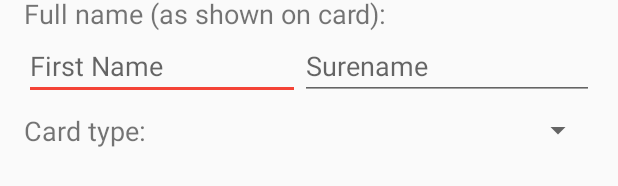
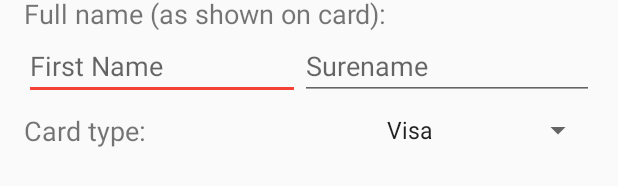
Before and after one commit to Tigh-Gherr/RoutePicker, an Android app: the layout fragment_payment.xml on its own in the app's theme, with its tools: preview values and no code run, on a phone screen of 412 x 824 dp. Shown: the part 176-362 px from the top of the screen. Run offline under Robolectric (Android 15) with nearby library versions, the light colour scheme and no system bars.

Commit message:
Minor development on Payment Screen

```diff
--- a/app/src/main/AndroidManifest.xml
+++ b/app/src/main/AndroidManifest.xml
@@ -37,7 +37,11 @@
             android:launchMode="singleTask"
             android:parentActivityName=".JourneyPlannerActivity">
         </activity>
-        <activity android:name=".PaymentActivity">
+        <activity
+            android:launchMode="singleTask"
+            android:label="@string/activity_title_confirm_and_pay"
+            android:name=".PaymentActivity"
+            android:parentActivityName=".JourneyDetailsActivity">
         </activity>
     </application>
 
--- a/app/src/main/java/uni/tighearnan/routepicker/JourneyPlannerFragment.java
+++ b/app/src/main/java/uni/tighearnan/routepicker/JourneyPlannerFragment.java
@@ -111,7 +111,7 @@ public class JourneyPlannerFragment extends Fragment {
     }
 
     private boolean isValid(AppCompatEditText editText) {
-        return editText.getText().toString().length() > 2;
+        return editText.getText().toString().length() > 3;
     }
 
 }
--- a/app/src/main/java/uni/tighearnan/routepicker/PaymentActivity.java
+++ b/app/src/main/java/uni/tighearnan/routepicker/PaymentActivity.java
@@ -14,6 +14,6 @@ public class PaymentActivity extends AppCompatActivity {
         Toolbar toolbar = (Toolbar) findViewById(R.id.toolbar);
         setSupportActionBar(toolbar);
         getSupportActionBar().setDisplayShowHomeEnabled(true);
-        getSupportActionBar().setDisplayShowHomeEnabled(true);
+        getSupportActionBar().setDisplayHomeAsUpEnabled(true);
     }
 }
--- a/app/src/main/res/layout/fragment_payment.xml
+++ b/app/src/main/res/layout/fragment_payment.xml
@@ -69,12 +69,19 @@
                 android:layout_width="wrap_content"
                 android:layout_height="wrap_content"
                 android:layout_weight="1"
+                android:maxLines="1"
+                android:singleLine="true"
+                android:imeOptions="actionNext"
                 android:hint="First Name" />
 
             <android.support.v7.widget.AppCompatEditText
                 android:id="@+id/edit_text_surname"
                 android:layout_width="wrap_content"
                 android:layout_height="wrap_content"
+                android:maxLines="1"
+                android:singleLine="true"
+                android:inputType="textPersonName"
+                android:imeOptions="actionDone"
                 android:layout_weight="1"
                 android:hint="Surename\ \ \ \ " />
 
@@ -92,13 +99,15 @@
                 android:id="@+id/text_view_cardType"
                 android:layout_width="wrap_content"
                 android:layout_height="wrap_content"
-                android:layout_gravity="left"
+                android:layout_gravity="left|center"
                 android:text="Card type:"
                 android:textSize="18sp" />
 
             <android.support.v7.widget.AppCompatSpinner
+                android:id="@+id/spinner_cardType"
                 android:layout_width="wrap_content"
                 android:layout_height="wrap_content"
+                android:entries="@array/card_types"
                 android:layout_gravity="right" />
 
         </FrameLayout>
--- a/app/src/main/res/values/strings.xml
+++ b/app/src/main/res/values/strings.xml
@@ -28,6 +28,7 @@
     <string name="activity_title_journey_details">Journey Details</string>
     <string name="activity_title_journey_planner">Journey Planner</string>
     <string name="payment_full_name">Full name (as shown on card):</string>
+    <string name="activity_title_confirm_and_pay">Confirm and Pay</string>
 
     <string-array name="card_types">
         <item>Visa</item>
```
Also changed, not shown: app/src/main/java/uni/tighearnan/routepicker/JourneyDetailsFragment.java (+26 -2 lines), app/src/main/java/uni/tighearnan/routepicker/PaymentFragment.java (+43 -0 lines).
